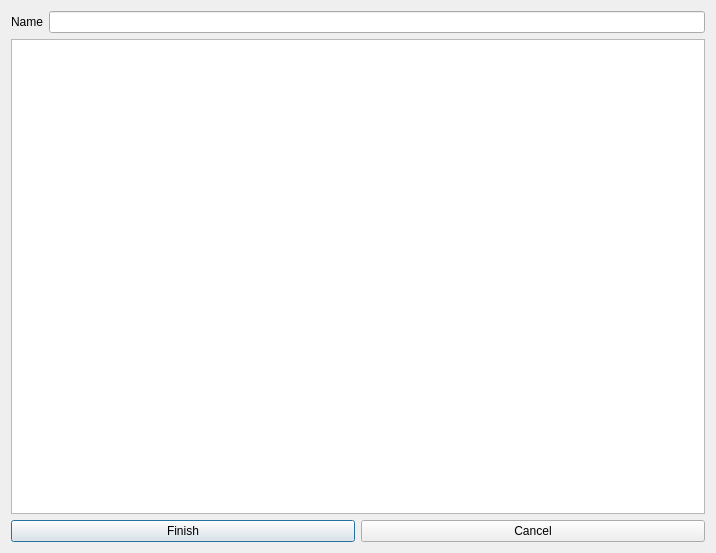
tushar-bhat/TimeTable-Genetic-Algorithm, file qt_ui/room.ui: the form before one commit.
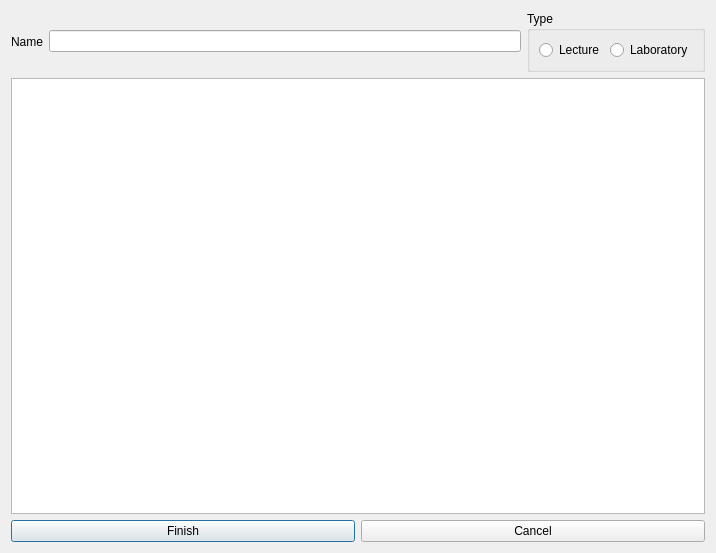
The form after the commit.

What changed in the file:
```diff
--- a/qt_ui/room.ui
+++ b/qt_ui/room.ui
@@ -41,6 +41,29 @@
      <item row="0" column="1">
       <widget class="QLineEdit" name="lineEditName"/>
      </item>
+     <item row="0" column="2">
+      <widget class="QGroupBox" name="groupBox">
+       <property name="title">
+        <string>Type</string>
+       </property>
+       <layout class="QHBoxLayout" name="horizontalLayout_2">
+        <item>
+         <widget class="QRadioButton" name="radioLec">
+          <property name="text">
+           <string>Lecture</string>
+          </property>
+         </widget>
+        </item>
+        <item>
+         <widget class="QRadioButton" name="radioLab">
+          <property name="text">
+           <string>Laboratory</string>
+          </property>
+         </widget>
+        </item>
+       </layout>
+      </widget>
+     </item>
     </layout>
    </item>
    <item>
```
